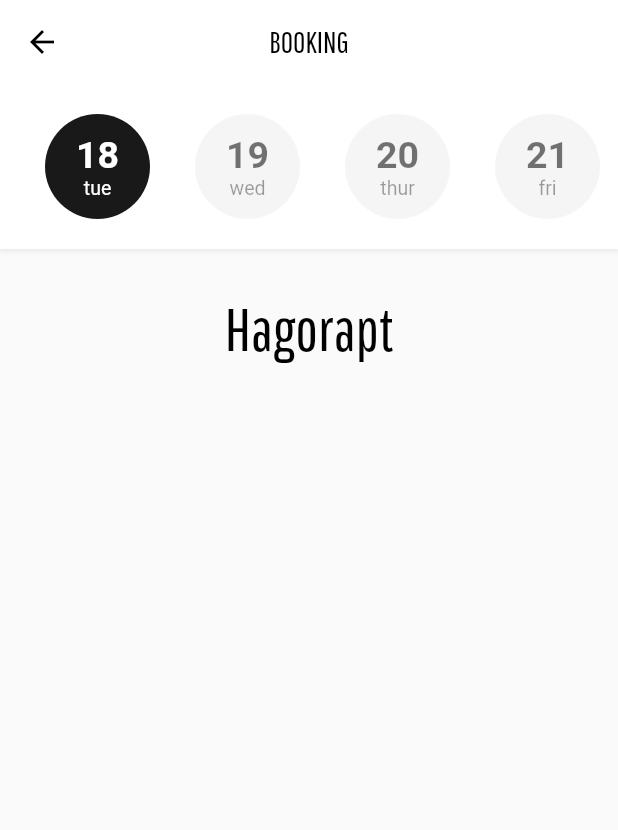
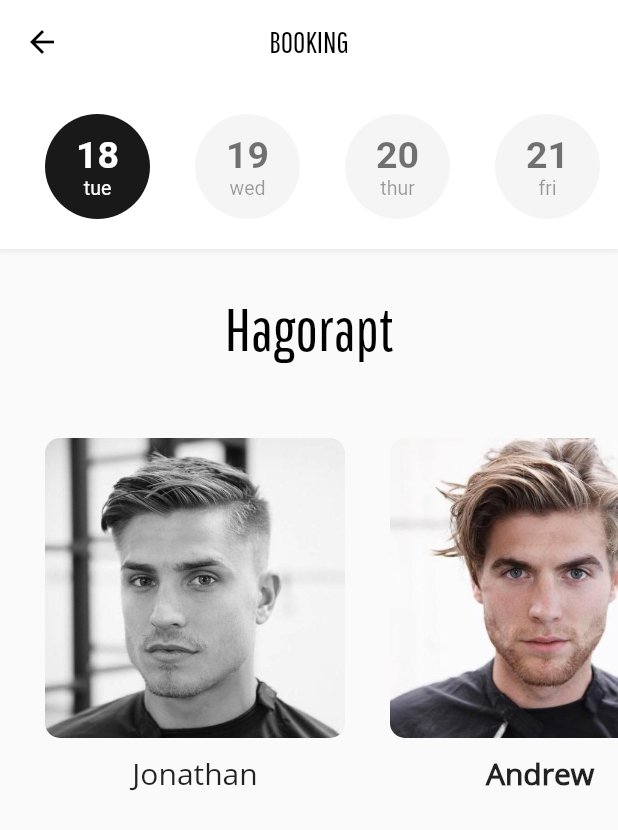
Before and after one commit to aanndch/hairstylist-app, a Flutter app: the screen it shows after launch, on a phone screen of 412 x 824 dp. Shown: the top 830 px of the screen. Run offline on Flutter 3.47's test engine with Material 2 defaults, Android fonts, the phone set to English and light mode, and no system bars; Roboto replaces fonts that are missing (Raleway).

Commit message:
Added barbers display

```diff
--- /dev/null
+++ b/lib/components/barber.dart
@@ -0,0 +1,49 @@
+import 'package:flutter/material.dart';
+
+class BarberWidget extends StatelessWidget {
+  BarberWidget(
+      this.barber, this.selectedBarber, this.imageNumber, this.selectBarber);
+
+  final barber;
+  final selectedBarber;
+  final imageNumber;
+  final Function selectBarber;
+  bool isSelected;
+
+  @override
+  Widget build(BuildContext context) {
+    isSelected = barber == selectedBarber;
+
+    return AnimatedContainer(
+        duration: Duration(milliseconds: 500),
+        margin: EdgeInsets.only(left: 15.0, right: 15.0),
+        curve: Curves.easeIn,
+        // color: Colors.yellow,
+        child: InkWell(
+            onTap: () {
+              selectBarber(barber);
+            },
+            child: Column(
+              children: <Widget>[
+                ClipRRect(
+                  borderRadius: BorderRadius.circular(10),
+                  child: Image.asset('images/barber-$imageNumber.jpg',
+                      height: 200.0,
+                      width: 200.0,
+                      color: isSelected ? null : Colors.grey,
+                      colorBlendMode: isSelected ? null : BlendMode.saturation,
+                      fit: BoxFit.fitWidth),
+                ),
+                Padding(
+                    padding: EdgeInsets.only(top: 10.0),
+                    child: Text(
+                      '$barber',
+                      style: TextStyle(
+                          fontSize: 20.0,
+                          fontFamily: 'OpenSans',
+                          fontWeight: isSelected ? FontWeight.bold : null),
+                    )),
+              ],
+            )));
+  }
+}
--- a/lib/components/DateWidget.dart
+++ b/lib/components/date.dart
@@ -6,8 +6,8 @@ class DateWidget extends StatelessWidget {
   final date;
   final day;
   final selectedDate;
+  final Function selectDate;
   bool isSelected;
-  final Function selectDate;
 
   @override
   Widget build(BuildContext context) {
--- a/lib/screens/HomePage.dart
+++ b/lib/screens/HomePage.dart
@@ -1,5 +1,6 @@
 import 'package:flutter/material.dart';
-import '../components/DateWidget.dart';
+import '../components/date.dart';
+import '../components/barber.dart';
 
 class HomePage extends StatefulWidget {
   @override
@@ -8,7 +9,7 @@ class HomePage extends StatefulWidget {
 
 class _HomePageState extends State<HomePage> {
   int selectedDate = 18;
-  String selectedBarber = 'Jonathon';
+  String selectedBarber = 'Andrew';
   String selectedTime = '12:30';
 
   bool isSelected;
@@ -35,16 +36,16 @@ class _HomePageState extends State<HomePage> {
         children: <Widget>[
           Container(
             height: 110.0,
+            padding: EdgeInsets.only(left: 15.0),
             decoration: BoxDecoration(boxShadow: [
               BoxShadow(
                   blurRadius: 3.0,
                   color: Colors.black.withOpacity(0.1),
                   spreadRadius: 1.5)
             ], color: Colors.white),
-            child: Padding(
-              padding: EdgeInsets.only(left: 15.0),
             child: ListView(
               scrollDirection: Axis.horizontal,
+              physics: BouncingScrollPhysics(),
               children: <Widget>[
                 DateWidget(18, 'tue', selectedDate, this.selectDate),
                 DateWidget(19, 'wed', selectedDate, this.selectDate),
@@ -54,7 +55,6 @@ class _HomePageState extends State<HomePage> {
                 DateWidget(24, 'tue', selectedDate, this.selectDate),
                 DateWidget(25, 'wed', selectedDate, this.selectDate),
               ],
-              ),
             ),
           ),
           Container(
@@ -67,6 +67,23 @@ class _HomePageState extends State<HomePage> {
                   fontSize: 40.0,
                   fontWeight: FontWeight.w500),
             ),
+          ),
+          Container(
+            height: 240.0,
+            margin: EdgeInsets.only(top: 50.0),
+            padding: EdgeInsets.only(left: 15.0),
+            child: ListView(
+              scrollDirection: Axis.horizontal,
+              physics: BouncingScrollPhysics(),
+              children: <Widget>[
+                BarberWidget('Jonathan', selectedBarber, 1, this.selectBarber),
+                BarberWidget('Andrew', selectedBarber, 2, this.selectBarber),
+                BarberWidget('Tony', selectedBarber, 3, this.selectBarber),
+                BarberWidget('Ryan', selectedBarber, 4, this.selectBarber),
+                BarberWidget('Tobais', selectedBarber, 5, this.selectBarber),
+                BarberWidget('Manny', selectedBarber, 6, this.selectBarber)
+              ],
+            ),
           )
         ],
       ),
@@ -78,4 +95,10 @@ class _HomePageState extends State<HomePage> {
       selectedDate = date;
     });
   }
+
+  selectBarber(barber) {
+    setState(() {
+      selectedBarber = barber;
+    });
   }
+}
```
Lines whose indentation alone changed are shown as unchanged.
